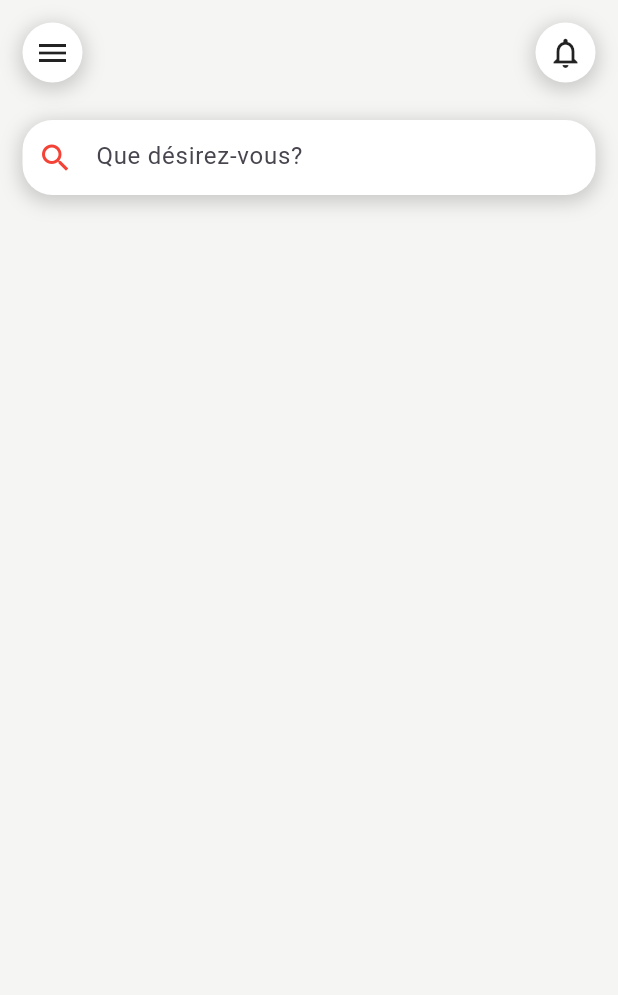
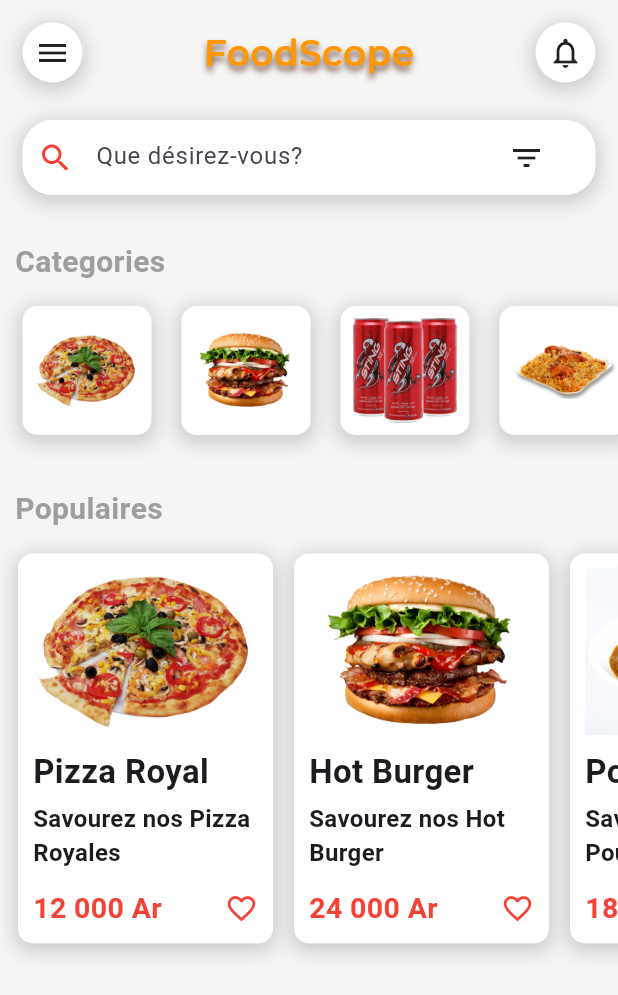
Before and after one commit to julianojosoa13/food_scope, a Flutter app: the screen it shows after launch, on a phone screen of 412 x 824 dp. Shown: the top 995 px of the screen. Run offline on Flutter 3.47's test engine with Material 2 defaults, Android fonts, the phone set to English and light mode, and no system bars.

Commit message:
Catégories et Populaires

```diff
--- a/lib/Pages/HomePage.dart
+++ b/lib/Pages/HomePage.dart
@@ -1,6 +1,8 @@
 import 'package:flutter/material.dart';
 
 import 'package:food_scope/Widgets/AppBarWidget.dart';
+import 'package:food_scope/Widgets/CategoriesWidget.dart';
+import 'package:food_scope/Widgets/PopularItemsWidget.dart';
 
 class HomePage extends StatelessWidget
 {
@@ -13,7 +15,7 @@ class HomePage extends StatelessWidget
           // Custom App Bar Widget
           AppBarWidget(),
 
-          // Search
+          // Recherche
           Padding(
             padding: EdgeInsets.symmetric(
               horizontal: 15,
@@ -43,7 +45,7 @@ class HomePage extends StatelessWidget
                     Icon(Icons.search, color: Colors.red),
                     Container(
                       height: 50,
-                      width: 300,
+                      width: 290,
                       child: Padding(
                         padding: EdgeInsets.symmetric(
                           horizontal: 15,
@@ -55,12 +57,45 @@ class HomePage extends StatelessWidget
                           ),
                         ),
                       )
-                    )
+                    ),
+                    Icon(Icons.filter_list)
                   ],
                 )
               )
             )
-          )
+          ),
+
+          // Categories
+          Padding(
+            padding: EdgeInsets.only(top:20,left:10),
+            child: Text(
+              "Categories",
+              style: TextStyle(
+                fontWeight: FontWeight.bold,
+                fontSize: 20,
+                color: Colors.grey,
+              )
+            )
+          ),
+
+          // Category widget
+          CategoriesWidget(),
+
+          //Ppopular Items
+          Padding(
+            padding: EdgeInsets.only(top: 20, left: 10),
+            child: Text(
+              "Populaires",
+              style: TextStyle(
+                fontWeight: FontWeight.bold,
+                fontSize: 20,
+                color: Colors.grey,
+              )
+            )
+          ),
+
+          // Popular Items widget
+          PopularItemsWidget(),
         ],
       )
     );
--- a/lib/Widgets/AppBarWidget.dart
+++ b/lib/Widgets/AppBarWidget.dart
@@ -31,6 +31,21 @@ class AppBarWidget extends StatelessWidget
               child: Icon(Icons.menu),
             )
           ),
+          Text(
+              'FoodScope', style: TextStyle(
+              fontSize: 24,
+              fontFamily: 'Montserrat',
+              fontWeight: FontWeight.w300,
+              color: Colors.orange,
+              shadows: [
+                Shadow(
+                  color: Colors.brown,
+                  blurRadius: 5,
+                  offset: Offset(0,3)
+                )
+              ]
+            ),
+          ),
           InkWell(
             onTap:() {},
             child: Container(
--- /dev/null
+++ b/lib/Widgets/CategoriesWidget.dart
@@ -0,0 +1,147 @@
+import 'package:flutter/material.dart';
+import 'package:flutter/rendering.dart';
+
+class CategoriesWidget extends StatelessWidget {
+  @override
+  Widget build(BuildContext context) {
+    return SingleChildScrollView(
+      scrollDirection: Axis.horizontal,
+      child: Padding(
+        padding: EdgeInsets.symmetric(
+          horizontal: 5,
+          vertical: 15,
+        ),
+        child: Row(
+          children: [
+
+            // for(int i=0; i<10; i++)
+              //Single Item
+              Padding(
+                padding: EdgeInsets.symmetric(horizontal: 10),
+                child: Container(
+                  padding: EdgeInsets.all(8),
+                  decoration: BoxDecoration(
+                    color: Colors.white,
+                    borderRadius: BorderRadius.circular(10),
+                    boxShadow:[
+                      BoxShadow(
+                        color: Colors.grey.withOpacity(0.5),
+                        spreadRadius: 2,
+                        blurRadius: 10,
+                        offset: Offset(0,3),
+                      ),
+                    ]
+                  ),
+                  child: Image.asset(
+                    "assets/pizza.png",
+                    width: 70,
+                    height: 70,
+                  ),
+                )
+              ),
+
+              //Single Item
+              Padding(
+                padding: EdgeInsets.symmetric(horizontal: 10),
+                child: Container(
+                  padding: EdgeInsets.all(8),
+                  decoration: BoxDecoration(
+                    color: Colors.white,
+                    borderRadius: BorderRadius.circular(10),
+                    boxShadow:[
+                      BoxShadow(
+                        color: Colors.grey.withOpacity(0.5),
+                        spreadRadius: 2,
+                        blurRadius: 10,
+                        offset: Offset(0,3),
+                      ),
+                    ]
+                  ),
+                  child: Image.asset(
+                    "assets/burger.png",
+                    width: 70,
+                    height: 70,
+                  ),
+                )
+              ),
+//Single Item
+              Padding(
+                padding: EdgeInsets.symmetric(horizontal: 10),
+                child: Container(
+                  padding: EdgeInsets.all(8),
+                  decoration: BoxDecoration(
+                    color: Colors.white,
+                    borderRadius: BorderRadius.circular(10),
+                    boxShadow:[
+                      BoxShadow(
+                        color: Colors.grey.withOpacity(0.5),
+                        spreadRadius: 2,
+                        blurRadius: 10,
+                        offset: Offset(0,3),
+                      ),
+                    ]
+                  ),
+                  child: Image.asset(
+                    "assets/drink.png",
+                    width: 70,
+                    height: 70,
+                  ),
+                )
+              ),
+
+              //Single Item
+              Padding(
+                padding: EdgeInsets.symmetric(horizontal: 10),
+                child: Container(
+                  padding: EdgeInsets.all(8),
+                  decoration: BoxDecoration(
+                    color: Colors.white,
+                    borderRadius: BorderRadius.circular(10),
+                    boxShadow:[
+                      BoxShadow(
+                        color: Colors.grey.withOpacity(0.5),
+                        spreadRadius: 2,
+                        blurRadius: 10,
+                        offset: Offset(0,3),
+                      ),
+                    ]
+                  ),
+                  child: Image.asset(
+                    "assets/biryani.png",
+                    width: 70,
+                    height: 70,
+                  ),
+                )
+              ),
+
+              //Single Item
+              Padding(
+                padding: EdgeInsets.symmetric(horizontal: 10),
+                child: Container(
+                  padding: EdgeInsets.all(8),
+                  decoration: BoxDecoration(
+                    color: Colors.white,
+                    borderRadius: BorderRadius.circular(10),
+                    boxShadow:[
+                      BoxShadow(
+                        color: Colors.grey.withOpacity(0.5),
+                        spreadRadius: 2,
+                        blurRadius: 10,
+                        offset: Offset(0,3),
+                      ),
+                    ]
+                  ),
+                  child: Image.asset(
+                    "assets/salan.png",
+                    width: 70,
+                    height: 70,
+                  ),
+                )
+              )
+
+          ],
+        )
+      )
+    );
+  }
+}
--- /dev/null
+++ b/lib/Widgets/PopularItemsWidget.dart
@@ -0,0 +1,225 @@
+import 'package:flutter/material.dart';
+
+class PopularItemsWidget extends StatelessWidget {
+  @override
+  Widget build(BuildContext context) {
+    return SingleChildScrollView(
+      scrollDirection: Axis.horizontal,
+      child: Padding(
+        padding: EdgeInsets.symmetric(horizontal: 5, vertical: 15),
+        child: Row(
+          children: [
+
+            // for (int i=0; i<10;i++)
+            // Single Item
+            Padding(
+              padding: EdgeInsets.symmetric(horizontal: 7),
+              child: Container(
+                width: 170,
+                height: 260,
+                decoration: BoxDecoration(
+                  color: Colors.white,
+                  borderRadius: BorderRadius.circular(10),
+                  boxShadow: [
+                   BoxShadow(
+                      color: Colors.grey.withOpacity(0.5),
+                      spreadRadius: 2,
+                      blurRadius: 10,
+                      offset: Offset(0,3),
+                    )
+                  ]
+                ),
+                child: Padding(
+                  padding: EdgeInsets.symmetric(horizontal: 10),
+                  child: Column(
+                    crossAxisAlignment: CrossAxisAlignment.start,
+                    children: [
+                      Container(
+                        alignment: Alignment.center,
+                        child: Image.asset(
+                          "assets/pizza.png",
+                          height: 130,
+                        ),
+                      ),
+                      Text(
+                        "Pizza Royal",
+                        style: TextStyle(
+                          fontSize: 22,
+                          fontWeight: FontWeight.bold,
+                        )
+                      ),
+                      SizedBox(height: 4,),
+                      Text(
+                        "Savourez nos Pizza Royales",
+                        style: TextStyle(
+                          fontSize: 16,
+                          fontWeight: FontWeight.bold,
+                        )
+                      ),
+                      SizedBox(height: 12,),
+                      Row(
+                        mainAxisAlignment: MainAxisAlignment.spaceBetween,
+                        children: [
+                          Text(
+                            "12 000 Ar", style: TextStyle(
+                              fontSize: 19,
+                              color: Colors.red,
+                              fontWeight: FontWeight.bold,
+                            )
+                          ),
+                          Icon(
+                            Icons.favorite_border,
+                            color: Colors.red,
+                            size: 22,
+                          ),
+                        ],
+                      )
+                    ],
+                  )
+                )
+              )
+            ),
+
+            // Single Item
+            Padding(
+              padding: EdgeInsets.symmetric(horizontal: 7),
+              child: Container(
+                width: 170,
+                height: 260,
+                decoration: BoxDecoration(
+                  color: Colors.white,
+                  borderRadius: BorderRadius.circular(10),
+                  boxShadow: [
+                   BoxShadow(
+                      color: Colors.grey.withOpacity(0.5),
+                      spreadRadius: 2,
+                      blurRadius: 10,
+                      offset: Offset(0,3),
+                    )
+                  ]
+                ),
+                child: Padding(
+                  padding: EdgeInsets.symmetric(horizontal: 10),
+                  child: Column(
+                    crossAxisAlignment: CrossAxisAlignment.start,
+                    children: [
+                      Container(
+                        alignment: Alignment.center,
+                        child: Image.asset(
+                          "assets/burger.png",
+                          height: 130,
+                        ),
+                      ),
+                      Text(
+                        "Hot Burger",
+                        style: TextStyle(
+                          fontSize: 22,
+                          fontWeight: FontWeight.bold,
+                        )
+                      ),
+                      SizedBox(height: 4,),
+                      Text(
+                        "Savourez nos Hot Burger",
+                        style: TextStyle(
+                          fontSize: 16,
+                          fontWeight: FontWeight.bold,
+                        )
+                      ),
+                      SizedBox(height: 12,),
+                      Row(
+                        mainAxisAlignment: MainAxisAlignment.spaceBetween,
+                        children: [
+                          Text(
+                            "24 000 Ar", style: TextStyle(
+                              fontSize: 19,
+                              color: Colors.red,
+                              fontWeight: FontWeight.bold,
+                            )
+                          ),
+                          Icon(
+                            Icons.favorite_border,
+                            color: Colors.red,
+                            size: 22,
+                          ),
+                        ],
+                      )
+                    ],
+                  )
+                )
+              )
+            ),
+
+            // Single Item
+            Padding(
+              padding: EdgeInsets.symmetric(horizontal: 7),
+              child: Container(
+                width: 170,
+                height: 260,
+                decoration: BoxDecoration(
+                  color: Colors.white,
+                  borderRadius: BorderRadius.circular(10),
+                  boxShadow: [
+                   BoxShadow(
+                      color: Colors.grey.withOpacity(0.5),
+                      spreadRadius: 2,
+                      blurRadius: 10,
+                      offset: Offset(0,3),
+                    )
+                  ]
+                ),
+                child: Padding(
+                  padding: EdgeInsets.symmetric(horizontal: 10),
+                  child: Column(
+                    crossAxisAlignment: CrossAxisAlignment.start,
+                    children: [
+                      Container(
+                        alignment: Alignment.center,
+                        child: Image.asset(
+                          "assets/salan.png",
+                          height: 130,
+                        ),
+                      ),
+                      Text(
+                        "Poulet grillé",
+                        style: TextStyle(
+                          fontSize: 22,
+                          fontWeight: FontWeight.bold,
+                        )
+                      ),
+                      SizedBox(height: 4,),
+                      Text(
+                        "Savourez nos Poulet grillé",
+                        style: TextStyle(
+                          fontSize: 16,
+                          fontWeight: FontWeight.bold,
+                        )
+                      ),
+                      SizedBox(height: 12,),
+                      Row(
+                        mainAxisAlignment: MainAxisAlignment.spaceBetween,
+                        children: [
+                          Text(
+                            "18 000 Ar", style: TextStyle(
+                              fontSize: 19,
+                              color: Colors.red,
+                              fontWeight: FontWeight.bold,
+                            )
+                          ),
+                          Icon(
+                            Icons.favorite_border,
+                            color: Colors.red,
+                            size: 22,
+                          ),
+                        ],
+                      )
+                    ],
+                  )
+                )
+              )
+            ),
+          ],
+        )
+      )
+    );
+  }
+}
```
